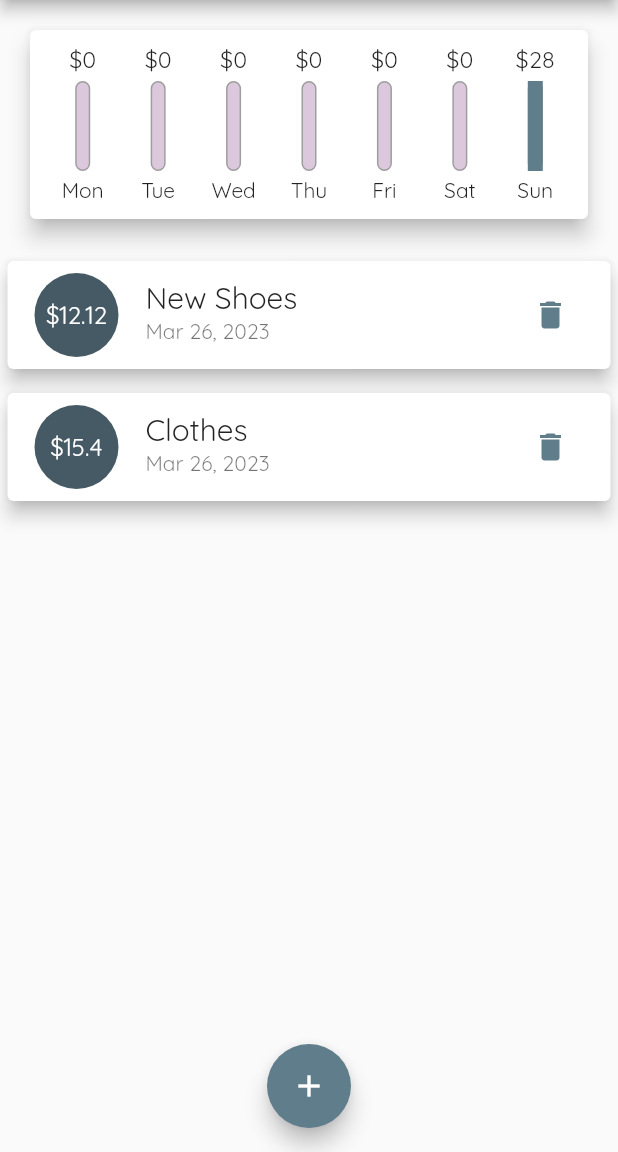
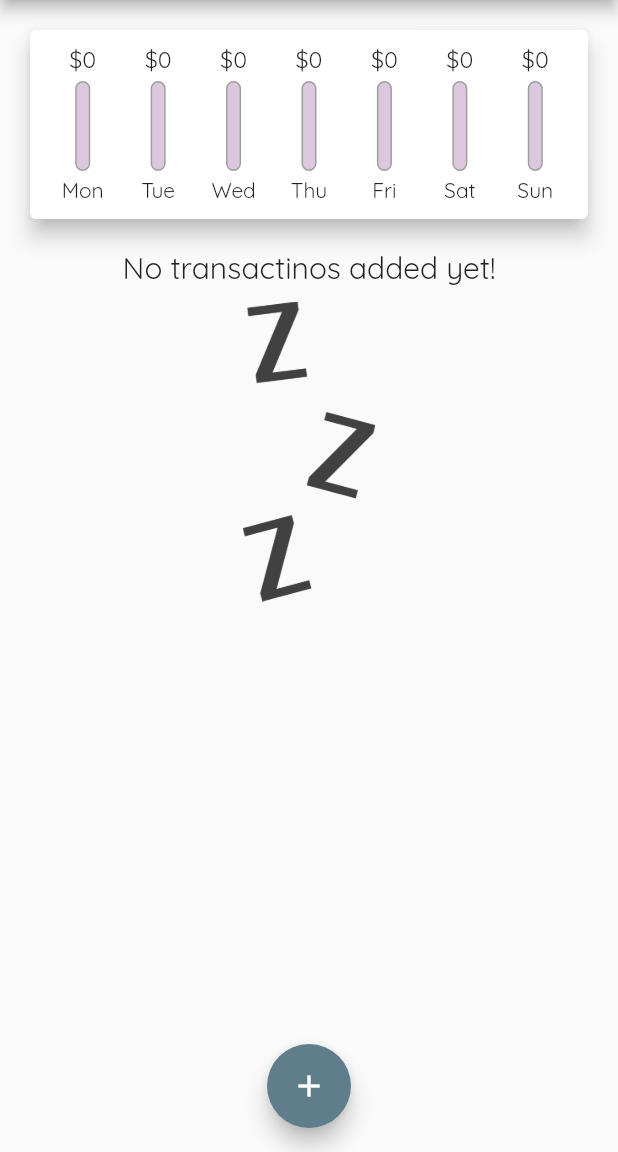
Before and after one commit to Curt-Park/flutter-practice, a Flutter app: the screen it shows after launch, on a phone screen of 412 x 824 dp, the part 84-1236 px from its top. Run offline on Flutter 3.47's test engine with Material 2 defaults, Android fonts, the phone set to English and light mode, and no system bars.

Commit message:
Remove dummy data

```diff
--- a/01_personal_expenses_app/lib/main.dart
+++ b/01_personal_expenses_app/lib/main.dart
@@ -38,7 +38,7 @@ class MyHomePage extends StatefulWidget {
 
 class _MyHomePageState extends State<MyHomePage> {
   final List<Transaction> _userTransactions = [
-    Transaction(
+/*     Transaction(
       id: '0',
       title: 'New Shoes',
       amount: 12.12,
@@ -49,7 +49,7 @@ class _MyHomePageState extends State<MyHomePage> {
       title: 'Clothes',
       amount: 15.40,
       date: DateTime.now(),
-    ),
+    ), */
   ];
 
   List<Transaction> get _recentTransactions {
--- a/01_personal_expenses_app/lib/widgets/transaction_list.dart
+++ b/01_personal_expenses_app/lib/widgets/transaction_list.dart
@@ -11,7 +11,7 @@ class TransactionList extends StatelessWidget {
   @override
   Widget build(BuildContext context) {
     return Container(
-      height: 300,
+      height: 450,
       child: transactions.isEmpty
           ? Column(
               children: [
```
